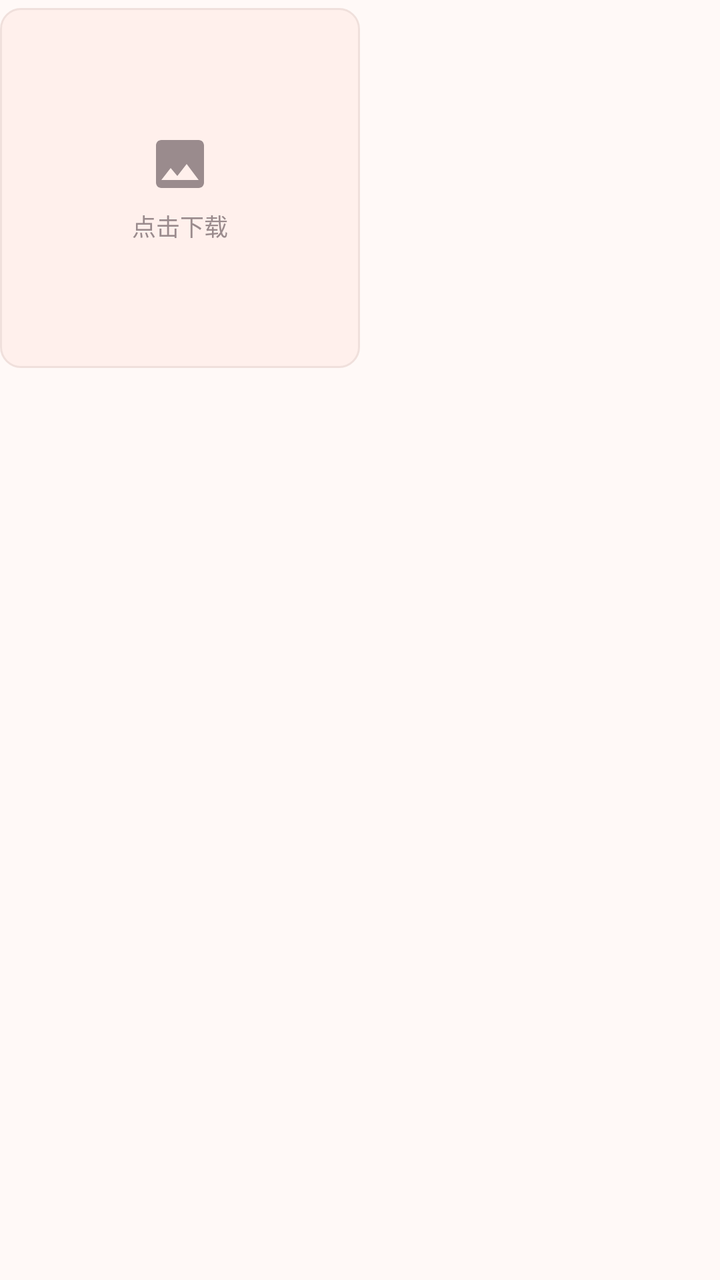
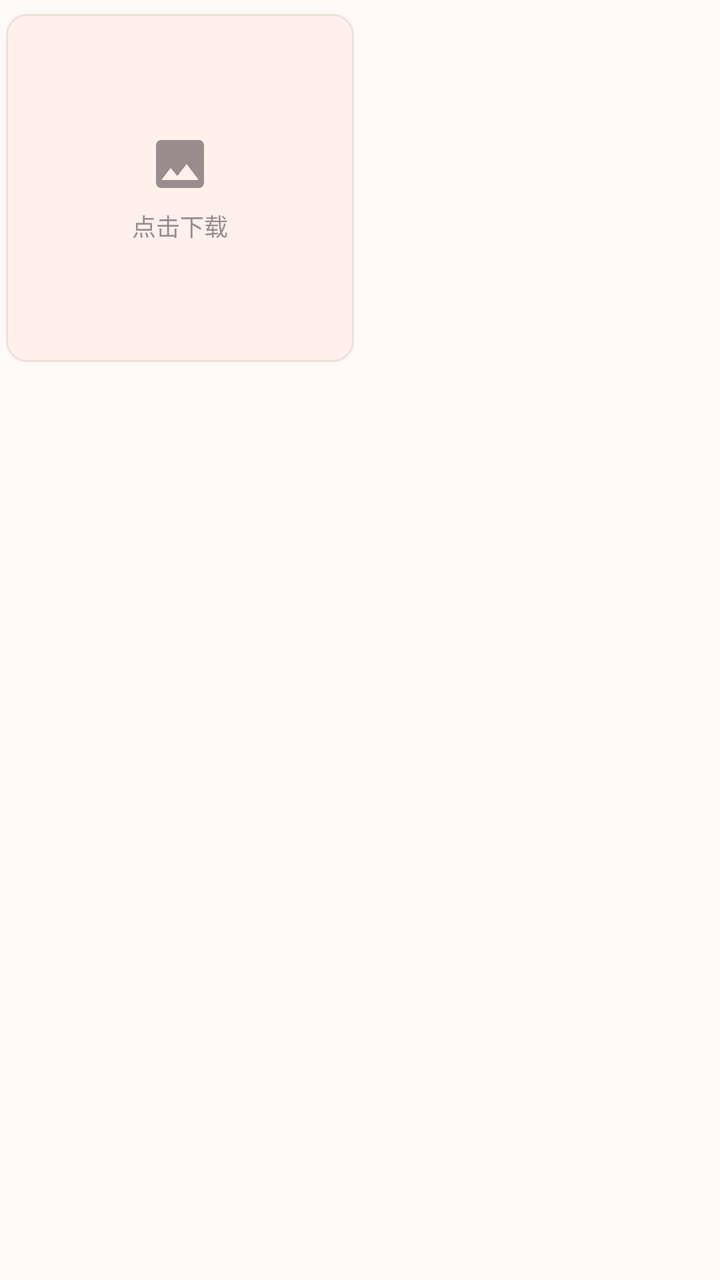

An Android layout rendered at two revisions. The XML below is the earlier revision; the diff shows what the commit changed to produce the second picture.
<!-- AndroidManifest.xml: application theme Theme.EyeMonitor -->
<!-- res/layout/item_chat_media.xml -->
<?xml version="1.0" encoding="utf-8"?>
<LinearLayout xmlns:android="http://schemas.android.com/apk/res/android"
    android:id="@+id/ll_media_bubble"
    android:layout_width="match_parent"
    android:layout_height="wrap_content"
    android:orientation="vertical"
    android:paddingTop="4dp"
    android:paddingBottom="4dp">

    <TextView
        android:id="@+id/tv_chat_from"
        android:layout_width="wrap_content"
        android:layout_height="wrap_content"
        android:textColor="@color/primary"
        android:textSize="12sp"
        android:layout_marginBottom="2dp"
        android:layout_marginStart="4dp"
        android:visibility="gone" />

    <FrameLayout
        android:id="@+id/fl_media_container"
        android:layout_width="180dp"
        android:layout_height="180dp">

        <ImageView
            android:id="@+id/iv_media_thumb"
            android:layout_width="match_parent"
            android:layout_height="match_parent"
            android:scaleType="centerCrop" />

        <LinearLayout
            android:id="@+id/ll_media_placeholder"
            android:layout_width="match_parent"
            android:layout_height="match_parent"
            android:orientation="vertical"
            android:gravity="center"
            android:background="@drawable/bg_media_placeholder">

            <ImageView
                android:layout_width="32dp"
                android:layout_height="32dp"
                android:src="@drawable/ic_image"
                android:tint="@color/text_secondary" />

            <TextView
                android:id="@+id/tv_media_hint"
                android:layout_width="wrap_content"
                android:layout_height="wrap_content"
                android:text="@string/media_download_hint"
                android:textColor="@color/text_secondary"
                android:textSize="12sp"
                android:layout_marginTop="6dp" />
        </LinearLayout>

        <FrameLayout
            android:id="@+id/fl_video_badge"
            android:layout_width="wrap_content"
            android:layout_height="wrap_content"
            android:layout_gravity="bottom|end"
            android:padding="6dp"
            android:visibility="gone">

            <View
                android:layout_width="34dp"
                android:layout_height="34dp"
                android:background="@drawable/bg_play_badge" />

            <ImageView
                android:layout_width="34dp"
                android:layout_height="34dp"
                android:src="@drawable/ic_play"
                android:padding="8dp"
                android:contentDescription="@string/video" />
        </FrameLayout>
    </FrameLayout>

    <TextView
        android:id="@+id/tv_chat_time"
        android:layout_width="wrap_content"
        android:layout_height="wrap_content"
        android:textColor="@color/text_secondary"
        android:textSize="10sp"
        android:layout_marginTop="2dp"
        android:layout_marginEnd="4dp" />
</LinearLayout>
<!-- resources referenced by this layout -->
<resources>
  <color name="primary">#FF6B6B</color>
  <color name="text_secondary">#9A8B8D</color>
  <!-- drawable bg_media_placeholder (drawable) -->
  <?xml version="1.0" encoding="utf-8"?>
  <shape xmlns:android="http://schemas.android.com/apk/res/android"
      android:shape="rectangle">
      <solid android:color="@color/surface_alt" />
      <corners android:radius="10dp" />
      <stroke
          android:width="1dp"
          android:color="@color/divider" />
  </shape>
  <!-- drawable bg_play_badge (drawable) -->
  <?xml version="1.0" encoding="utf-8"?>
  <shape xmlns:android="http://schemas.android.com/apk/res/android"
      android:shape="oval">
      <solid android:color="@color/black_60" />
  </shape>
  <!-- drawable ic_image (drawable) -->
  <?xml version="1.0" encoding="utf-8"?>
  <vector xmlns:android="http://schemas.android.com/apk/res/android"
      android:width="24dp"
      android:height="24dp"
      android:viewportWidth="24"
      android:viewportHeight="24">
      <path
          android:fillColor="#FF6B6B"
          android:pathData="M21,19V5c0,-1.1 -0.9,-2 -2,-2H5C3.9,3 3,3.9 3,5v14c0,1.1 0.9,2 2,2h14C20.1,21 21,20.1 21,19zM8.5,13.5l2.5,3.01L14.5,12l4.5,6H5l3.5,-4.5z" />
  </vector>
  <!-- drawable ic_play (drawable) -->
  <?xml version="1.0" encoding="utf-8"?>
  <vector xmlns:android="http://schemas.android.com/apk/res/android"
      android:width="24dp"
      android:height="24dp"
      android:viewportWidth="24"
      android:viewportHeight="24">
      <path
          android:fillColor="#FFFFFF"
          android:pathData="M8,5v14l11,-7z" />
  </vector>
  <string name="media_download_hint">点击下载</string>
  <string name="video">视频</string>
  <style name="Theme.EyeMonitor" parent="Theme.MaterialComponents.Light.NoActionBar">
          
          <item name="colorPrimary">@color/primary</item>
          <item name="colorPrimaryVariant">@color/primary_dark</item>
          <item name="colorOnPrimary">@color/text_on_primary</item>
          <item name="colorSecondary">@color/accent</item>
          <item name="colorSecondaryVariant">@color/accent</item>
          <item name="colorOnSecondary">@color/text_on_primary</item>
          <item name="colorAccent">@color/accent</item>
  
          
          <item name="colorSurface">@color/surface</item>
          <item name="colorOnSurface">@color/text_primary</item>
          <item name="android:colorBackground">@color/background</item>
          <item name="android:windowBackground">@color/background</item>
  
          
          <item name="colorControlNormal">@color/text_secondary</item>
          <item name="colorControlActivated">@color/primary</item>
          <item name="colorControlHighlight">@color/white_translucent</item>
  
          
          <item name="android:statusBarColor">@color/primary</item>
          <item name="android:windowLightStatusBar">false</item>
          <item name="android:navigationBarColor">@color/surface</item>
  
          
          <item name="android:textColor">@color/text_primary</item>
      </style>
  <color name="surface_alt">#FFF0EC</color>
  <color name="divider">#F0E0DC</color>
  <color name="black_60">#99000000</color>
  <color name="primary_dark">#E05555</color>
  <color name="text_on_primary">#FFFFFF</color>
  <color name="accent">#FFA26B</color>
  <color name="surface">#FFFFFF</color>
  <color name="text_primary">#4A3B3D</color>
  <color name="background">#FFF9F7</color>
  <color name="white_translucent">#33FFFFFF</color>
</resources>

<!-- the commit's change to res/layout/item_chat_media.xml (unified diff, before → after) -->
@@ -26,12 +26,14 @@
             android:id="@+id/iv_media_thumb"
             android:layout_width="match_parent"
             android:layout_height="match_parent"
+            android:layout_margin="3dp"
             android:scaleType="centerCrop" />
 
         <LinearLayout
             android:id="@+id/ll_media_placeholder"
             android:layout_width="match_parent"
             android:layout_height="match_parent"
+            android:layout_margin="3dp"
             android:orientation="vertical"
             android:gravity="center"
             android:background="@drawable/bg_media_placeholder">
